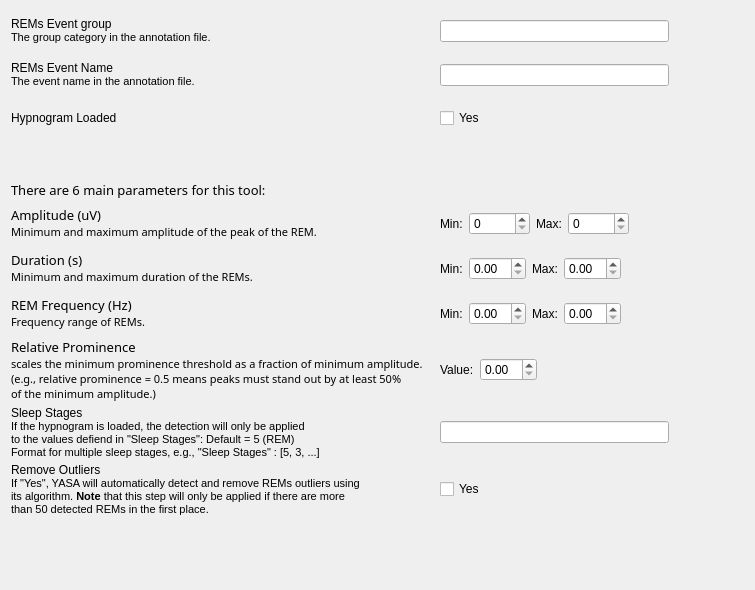
SnoozToolbox/snooz-package-ceams, file tools/CEAMSTools/DetectREMsYASA/DetectorStep/Ui_DetectorStep.ui: the form before one commit.
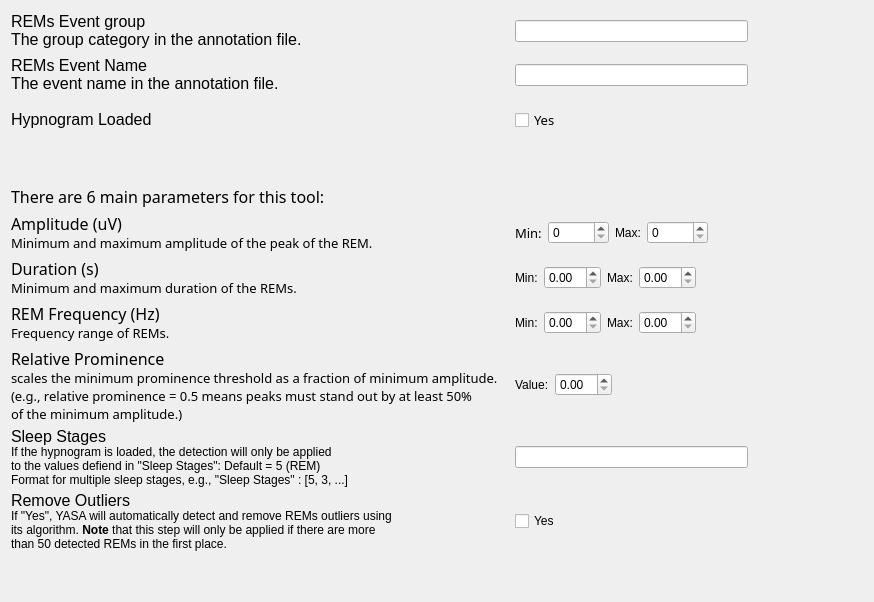
The form after the commit.

Commit message: Minor modifications and url for new tools added

Diff of the .ui file:
```diff
--- a/tools/CEAMSTools/DetectREMsYASA/DetectorStep/Ui_DetectorStep.ui
+++ b/tools/CEAMSTools/DetectREMsYASA/DetectorStep/Ui_DetectorStep.ui
@@ -6,8 +6,8 @@
    <rect>
     <x>0</x>
     <y>0</y>
-    <width>755</width>
-    <height>590</height>
+    <width>874</width>
+    <height>602</height>
    </rect>
   </property>
   <property name="windowTitle">
@@ -28,7 +28,7 @@
         <number>-3</number>
        </property>
        <property name="text">
-        <string>&lt;html&gt;&lt;head/&gt;&lt;body&gt;&lt;p&gt;REMs Event group&lt;br/&gt;&lt;span style=&quot; font-size:8pt;&quot;&gt;The group category in the annotation file.&lt;/span&gt;&lt;/p&gt;&lt;/body&gt;&lt;/html&gt;</string>
+        <string>&lt;html&gt;&lt;head/&gt;&lt;body&gt;&lt;p&gt;&lt;span style=&quot; font-size:12pt;&quot;&gt;REMs Event group&lt;br/&gt;The group category in the annotation file.&lt;/span&gt;&lt;/p&gt;&lt;/body&gt;&lt;/html&gt;</string>
        </property>
       </widget>
      </item>
@@ -60,7 +60,7 @@
         <number>0</number>
        </property>
        <property name="text">
-        <string>&lt;html&gt;&lt;head/&gt;&lt;body&gt;&lt;p&gt;Remove Outliers&lt;br/&gt;&lt;span style=&quot; font-size:8pt;&quot;&gt;If &amp;quot;Yes&amp;quot;, YASA will automatically detect and remove REMs outliers using&lt;br/&gt;its algorithm. &lt;/span&gt;&lt;span style=&quot; font-size:8pt; font-weight:600;&quot;&gt;Note&lt;/span&gt;&lt;span style=&quot; font-size:8pt;&quot;&gt; that this step will only be applied if there are more&lt;br/&gt;than 50 detected REMs in the first place.&lt;/span&gt;&lt;/p&gt;&lt;/body&gt;&lt;/html&gt;</string>
+        <string>&lt;html&gt;&lt;head/&gt;&lt;body&gt;&lt;p&gt;&lt;span style=&quot; font-size:12pt;&quot;&gt;Remove Outliers&lt;br/&gt;&lt;/span&gt;If &amp;quot;Yes&amp;quot;, YASA will automatically detect and remove REMs outliers using&lt;br/&gt;its algorithm. &lt;span style=&quot; font-weight:600;&quot;&gt;Note&lt;/span&gt; that this step will only be applied if there are more&lt;br/&gt;than 50 detected REMs in the first place.&lt;/p&gt;&lt;/body&gt;&lt;/html&gt;</string>
        </property>
       </widget>
      </item>
@@ -76,7 +76,7 @@
         <number>0</number>
        </property>
        <property name="text">
-        <string>&lt;html&gt;&lt;head/&gt;&lt;body&gt;&lt;p&gt;REMs Event Name&lt;br/&gt;&lt;span style=&quot; font-size:8pt;&quot;&gt;The event name in the annotation file.&lt;/span&gt;&lt;/p&gt;&lt;/body&gt;&lt;/html&gt;</string>
+        <string>&lt;html&gt;&lt;head/&gt;&lt;body&gt;&lt;p&gt;&lt;span style=&quot; font-size:12pt;&quot;&gt;REMs Event Name&lt;br/&gt;The event name in the annotation file.&lt;/span&gt;&lt;/p&gt;&lt;/body&gt;&lt;/html&gt;</string>
        </property>
       </widget>
      </item>
@@ -113,7 +113,7 @@
         <number>0</number>
        </property>
        <property name="text">
-        <string>&lt;html&gt;&lt;head/&gt;&lt;body&gt;&lt;p&gt;REM Frequency (Hz)&lt;br/&gt;&lt;span style=&quot; font-size:8pt;&quot;&gt;Frequency range of REMs.&lt;/span&gt;&lt;/p&gt;&lt;/body&gt;&lt;/html&gt;</string>
+        <string>&lt;html&gt;&lt;head/&gt;&lt;body&gt;&lt;p&gt;&lt;span style=&quot; font-size:12pt;&quot;&gt;REM Frequency (Hz)&lt;br/&gt;&lt;/span&gt;Frequency range of REMs.&lt;/p&gt;&lt;/body&gt;&lt;/html&gt;</string>
        </property>
        <property name="wordWrap">
         <bool>true</bool>
@@ -258,6 +258,14 @@
        <layout class="QHBoxLayout" name="horizontalLayout">
         <item>
          <widget class="QLabel" name="label_18">
+          <property name="font">
+           <font>
+            <family>Roboto-Regular</family>
+            <pointsize>10</pointsize>
+            <italic>false</italic>
+            <bold>false</bold>
+           </font>
+          </property>
           <property name="text">
            <string>Min:</string>
           </property>
@@ -364,7 +372,7 @@
         <number>0</number>
        </property>
        <property name="text">
-        <string>&lt;html&gt;&lt;head/&gt;&lt;body&gt;&lt;p&gt;Relative Prominence&lt;br/&gt;&lt;span style=&quot; font-size:8pt;&quot;&gt;scales the minimum prominence threshold as a fraction of minimum amplitude.&lt;br/&gt;(e.g., relative prominence = 0.5 means peaks must stand out by at least 50%&lt;br/&gt;of the minimum amplitude.)&lt;/span&gt;&lt;/p&gt;&lt;/body&gt;&lt;/html&gt;</string>
+        <string>&lt;html&gt;&lt;head/&gt;&lt;body&gt;&lt;p&gt;&lt;span style=&quot; font-size:12pt;&quot;&gt;Relative Prominence&lt;br/&gt;&lt;/span&gt;scales the minimum prominence threshold as a fraction of minimum amplitude.&lt;br/&gt;(e.g., relative prominence = 0.5 means peaks must stand out by at least 50%&lt;br/&gt;of the minimum amplitude.)&lt;/p&gt;&lt;/body&gt;&lt;/html&gt;</string>
        </property>
       </widget>
      </item>
@@ -414,7 +422,7 @@
         <number>0</number>
        </property>
        <property name="text">
-        <string>There are 6 main parameters for this tool:</string>
+        <string>&lt;html&gt;&lt;head/&gt;&lt;body&gt;&lt;p&gt;&lt;span style=&quot; font-size:12pt;&quot;&gt;There are 6 main parameters for this tool:&lt;/span&gt;&lt;/p&gt;&lt;/body&gt;&lt;/html&gt;</string>
        </property>
        <property name="wordWrap">
         <bool>true</bool>
@@ -440,7 +448,7 @@
         <number>0</number>
        </property>
        <property name="text">
-        <string>&lt;html&gt;&lt;head/&gt;&lt;body&gt;&lt;p&gt;Sleep Stages&lt;br/&gt;&lt;span style=&quot; font-size:8pt;&quot;&gt;If the hypnogram is loaded, the detection will only be applied&lt;br/&gt;to the values defiend in &amp;quot;Sleep Stages&amp;quot;: Default = 5 (REM)&lt;br/&gt;Format for multiple sleep stages, e.g., &amp;quot;Sleep Stages&amp;quot; : [5, 3, ...]&lt;/span&gt;&lt;/p&gt;&lt;/body&gt;&lt;/html&gt;</string>
+        <string>&lt;html&gt;&lt;head/&gt;&lt;body&gt;&lt;p&gt;&lt;span style=&quot; font-size:12pt;&quot;&gt;Sleep Stages&lt;br/&gt;&lt;/span&gt;If the hypnogram is loaded, the detection will only be applied&lt;br/&gt;to the values defiend in &amp;quot;Sleep Stages&amp;quot;: Default = 5 (REM)&lt;br/&gt;Format for multiple sleep stages, e.g., &amp;quot;Sleep Stages&amp;quot; : [5, 3, ...]&lt;/p&gt;&lt;/body&gt;&lt;/html&gt;</string>
        </property>
       </widget>
      </item>
@@ -480,7 +488,7 @@
         <number>0</number>
        </property>
        <property name="text">
-        <string>&lt;html&gt;&lt;head/&gt;&lt;body&gt;&lt;p&gt;Duration (s)&lt;br/&gt;&lt;span style=&quot; font-size:8pt;&quot;&gt;Minimum and maximum duration of the REMs.&lt;/span&gt;&lt;/p&gt;&lt;/body&gt;&lt;/html&gt;</string>
+        <string>&lt;html&gt;&lt;head/&gt;&lt;body&gt;&lt;p&gt;&lt;span style=&quot; font-size:12pt;&quot;&gt;Duration (s)&lt;br/&gt;&lt;/span&gt;Minimum and maximum duration of the REMs.&lt;/p&gt;&lt;/body&gt;&lt;/html&gt;</string>
        </property>
       </widget>
      </item>
@@ -498,7 +506,7 @@
         <number>0</number>
        </property>
        <property name="text">
-        <string>&lt;html&gt;&lt;head/&gt;&lt;body&gt;&lt;p&gt;Amplitude (uV)&lt;br/&gt;&lt;span style=&quot; font-size:8pt;&quot;&gt;Minimum and maximum amplitude of the peak of the REM.&lt;/span&gt;&lt;/p&gt;&lt;/body&gt;&lt;/html&gt;</string>
+        <string>&lt;html&gt;&lt;head/&gt;&lt;body&gt;&lt;p&gt;&lt;span style=&quot; font-size:12pt;&quot;&gt;Amplitude (uV)&lt;br/&gt;&lt;/span&gt;Minimum and maximum amplitude of the peak of the REM.&lt;/p&gt;&lt;/body&gt;&lt;/html&gt;</string>
        </property>
       </widget>
      </item>
@@ -597,7 +605,7 @@
      <item row="2" column="0">
       <widget class="QLabel" name="label_6">
        <property name="text">
-        <string>Hypnogram Loaded</string>
+        <string>&lt;html&gt;&lt;head/&gt;&lt;body&gt;&lt;p&gt;&lt;span style=&quot; font-size:12pt;&quot;&gt;Hypnogram Loaded&lt;/span&gt;&lt;/p&gt;&lt;/body&gt;&lt;/html&gt;</string>
        </property>
       </widget>
      </item>
@@ -615,6 +623,14 @@
        <layout class="QHBoxLayout" name="horizontalLayout_9">
         <item>
          <widget class="QCheckBox" name="checkBox_2">
+          <property name="font">
+           <font>
+            <family>Roboto-Regular</family>
+            <pointsize>10</pointsize>
+            <italic>false</italic>
+            <bold>false</bold>
+           </font>
+          </property>
           <property name="text">
            <string>Yes</string>
           </property>
```
The commit also changes 21 other files.
